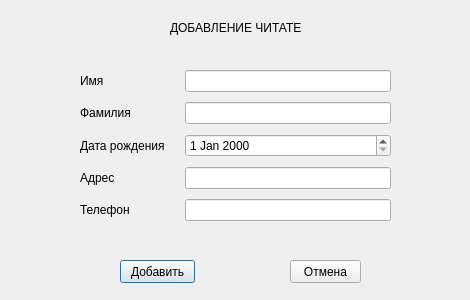
Qt form adding_reader/add_reader.ui (vladislavvasyukov/library) before a commit.
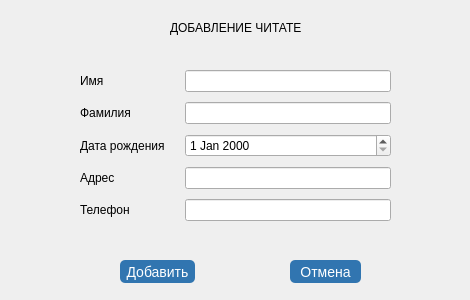
The same form after that commit.

The edit to the form file:
```diff
--- a/adding_reader/add_reader.ui
+++ b/adding_reader/add_reader.ui
@@ -114,6 +114,13 @@
      <height>23</height>
     </rect>
    </property>
+   <property name="styleSheet">
+    <string notr="true">color: #fff;
+text-decoration: none; 
+background-color: #3175b0;
+font-size: 14px;
+border-radius: 5px;</string>
+   </property>
    <property name="text">
     <string>Добавить</string>
    </property>
@@ -127,6 +134,13 @@
      <height>23</height>
     </rect>
    </property>
+   <property name="styleSheet">
+    <string notr="true">color: #fff;
+text-decoration: none; 
+background-color: #3175b0;
+font-size: 14px;
+border-radius: 5px;</string>
+   </property>
    <property name="text">
     <string>Отмена</string>
    </property>
```
